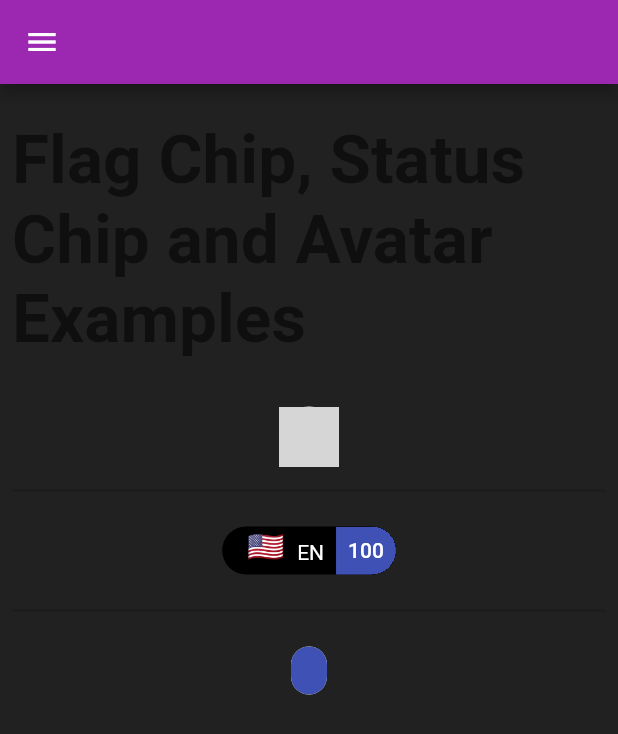
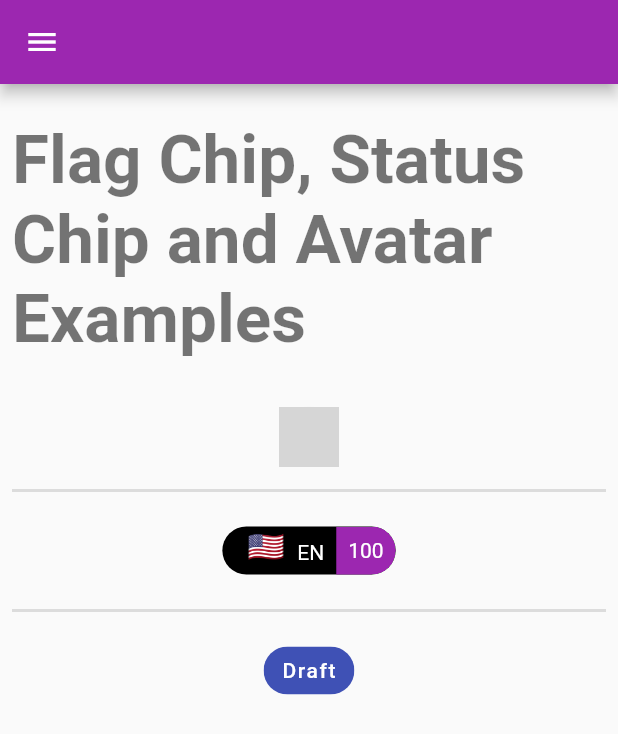
Before and after one commit to FabricElements/fabric_flutter, a Flutter app: the ChipsExample screen opened by its route, on a phone screen of 412 x 824 dp. Shown: the top 734 px of the screen. Run offline on Flutter 3.47's test engine with Material 2 defaults, Android fonts, the light colour scheme and no system bars; our stand-ins replace charts_flutter, cloud_firestore, country_code_picker, file_picker, firebase_auth, firebase_dynamic_links and 5 more; missing offline and left inert: cloud_firestore_web, cloud_functions_web, firebase_analytics_web, firebase_auth_web, firebase_core_web, firebase_messaging_web and 5 more; accounts and stored records are empty; network calls fail; grey boxes are pictures that could not be loaded.

Commit message:
bug fix, demos and version update

```diff
--- a/example/assets/locales.json
+++ b/example/assets/locales.json
@@ -6,5 +6,9 @@
   "say-something": {
     "en": "Say something...",
     "es": "Di algo..."
+  },
+  "status-draft": {
+    "en": "Draft",
+    "es": "Borrador"
   }
 }
--- a/example/lib/components/preview-audio-example.dart
+++ b/example/lib/components/preview-audio-example.dart
@@ -17,7 +17,7 @@ class PreviewAudioExample extends StatelessWidget {
             ),
             Center(
               child: AudioPreview(
-                url: "https://links-beta.firebaseapp.com/th5uql7WDjwePDRHRDHS",
+                url: "https://file-examples-com.github.io/uploads/2017/11/file_example_MP3_700KB.mp3",
                 loadingText: "Loading...",
               ),
             ),
--- a/example/lib/example-app.dart
+++ b/example/lib/example-app.dart
@@ -20,8 +20,8 @@ class ExampleApp extends StatelessWidget {
       ],
       theme: ThemeData(
         primarySwatch: Colors.purple,
-        backgroundColor: Colors.grey.shade900,
-        scaffoldBackgroundColor: Colors.grey.shade900,
+        // backgroundColor: Colors.grey.shade900,
+        // scaffoldBackgroundColor: Colors.grey.shade900,
         textTheme: TextTheme(
           headline: TextStyle(
             color: Colors.white,
--- a/lib/components/flag-chip.dart
+++ b/lib/components/flag-chip.dart
@@ -48,7 +48,7 @@ class FlagChip extends StatelessWidget {
             padding: EdgeInsets.only(left: 8),
             child: Text(
               "${formatLanguage.getEmoji(language)}",
-              style: textTheme.body1.copyWith(
+              style: textTheme.bodyText2.copyWith(
                 fontSize: 20,
                 color: colorText,
               ),
@@ -66,7 +66,7 @@ class FlagChip extends StatelessWidget {
           child: Container(
             child: Text(
               language.toUpperCase(),
-              style: textTheme.body1.copyWith(
+              style: textTheme.bodyText2.copyWith(
                 color: colorText,
               ),
             ),
@@ -77,12 +77,12 @@ class FlagChip extends StatelessWidget {
     if (total != null) {
       items.add(
         Container(
-          color: Colors.indigo.shade500,
+          color: theme.primaryColor,
           child: Padding(
             padding: EdgeInsets.all(8),
             child: Text(
               "${formatDecimal.format(total)}",
-              style: textTheme.body2.copyWith(color: colorText),
+              style: textTheme.bodyText2.copyWith(color: colorText),
             ),
           ),
         ),
--- a/lib/components/invitation.dart
+++ b/lib/components/invitation.dart
@@ -167,7 +167,7 @@ class _UserInviteState extends State<UserInvite> {
                 },
                 // Initial selection and favorite can be one of code ('IT') OR dial_code('+39')
                 initialSelection: "US",
-                favorite: ["US", "CO"],
+                favorite: ["US"],
                 // optional. Shows only country name and flag
                 showCountryOnly: false,
                 // optional. Shows only country name and flag when popup is closed.
--- a/lib/components/status-chip.dart
+++ b/lib/components/status-chip.dart
@@ -24,7 +24,7 @@ class StatusChip extends StatelessWidget {
     switch (status) {
       case "draft":
         statusColor = Colors.indigo.shade500;
-        baseStatus = locales.get("status-draft") ?? "Draft";
+        baseStatus = locales?.get("status-draft") ?? "Draft";
         break;
       case "review":
         statusColor = Colors.amber.shade900;
--- a/lib/helpers/locales.dart
+++ b/lib/helpers/locales.dart
@@ -18,6 +18,9 @@ String _mergeLocales(languageCode, keyPath, Map<String, dynamic> keys) {
       }
     }
   } catch (error) {}
+  if (finalResponse == "") {
+    finalResponse = keyPath;
+  }
   return finalResponse;
 }
 
--- a/pubspec.yaml
+++ b/pubspec.yaml
@@ -1,6 +1,6 @@
 name: fabric_flutter
 description: Native components and helpers
-version: 0.0.40
+version: 0.0.41
 author: The FabricElements Authors
 
 environment:
```
Also changed, not shown: example/pubspec.lock, 1 other file.
